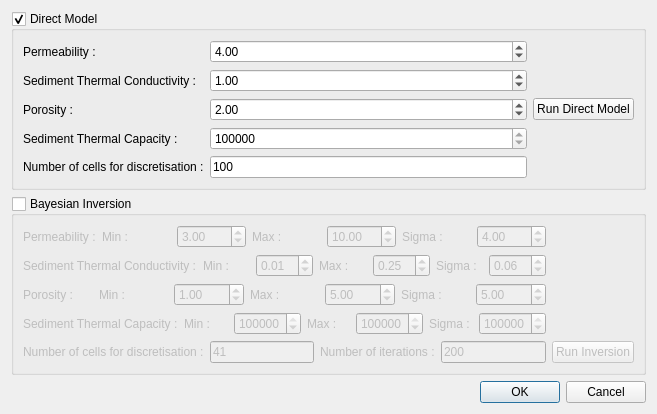
Qt form molonari_data/molonaviz/computedialog.ui (leamailhol/MOLO-projet-interface) before a commit.
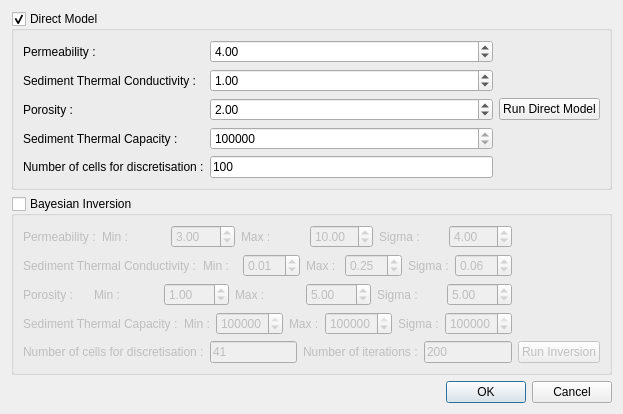
The same form after that commit.

Diff of the .ui file:
```diff
--- a/molonari_data/molonaviz/computedialog.ui
+++ b/molonari_data/molonaviz/computedialog.ui
@@ -6,8 +6,8 @@
    <rect>
     <x>0</x>
     <y>0</y>
-    <width>657</width>
-    <height>380</height>
+    <width>452</width>
+    <height>319</height>
    </rect>
   </property>
   <property name="windowTitle">
```
